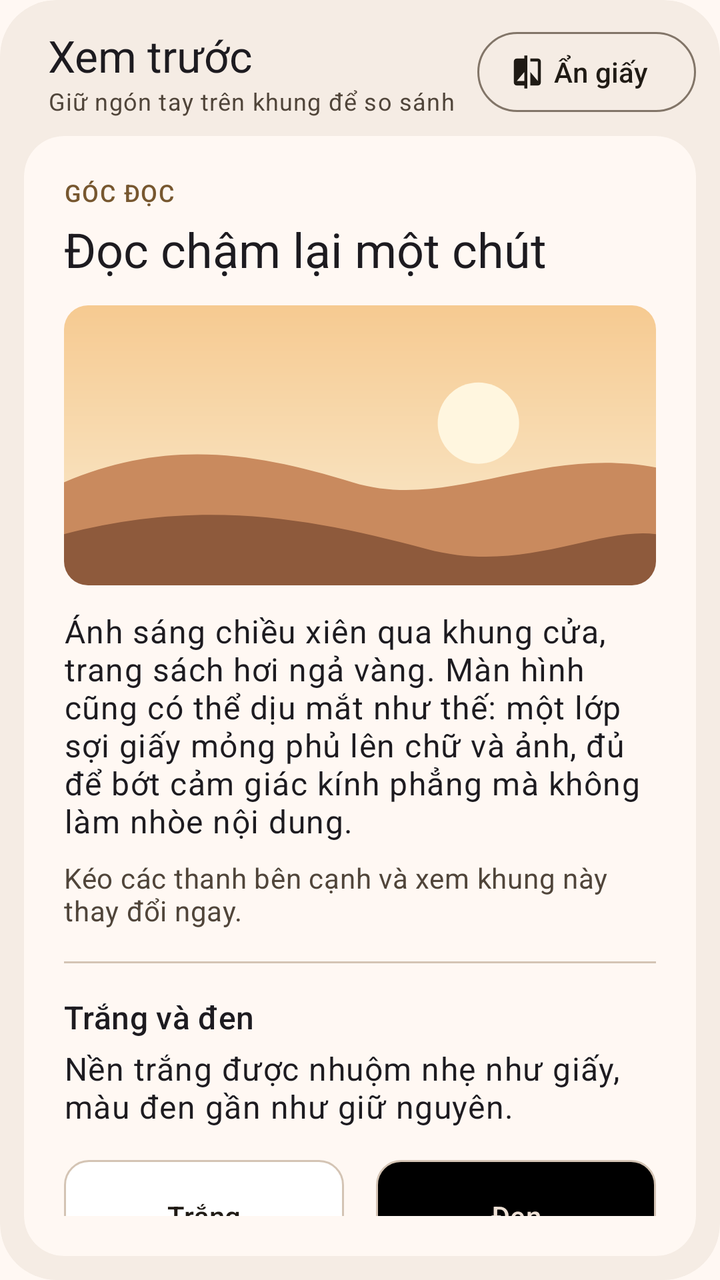
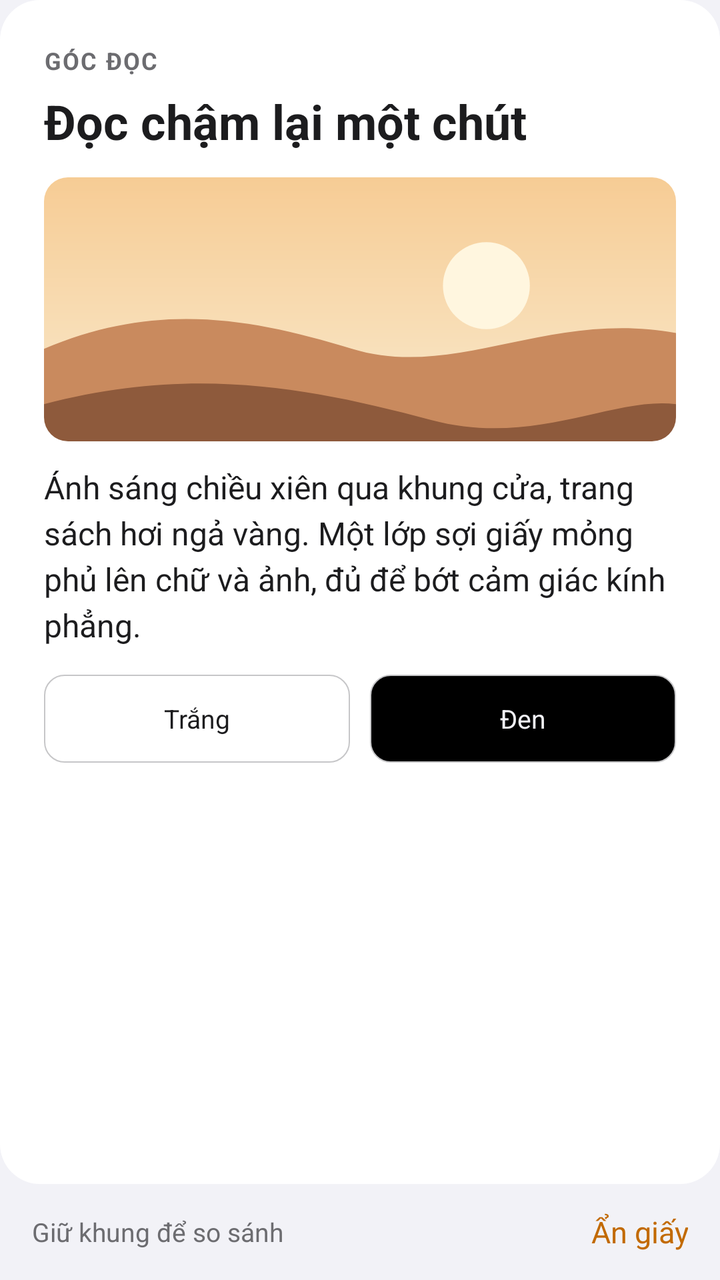

An Android layout rendered at two revisions. The XML below is the earlier revision; the diff shows what the commit changed to produce the second picture.
<!-- AndroidManifest.xml: application theme Theme.PaperScreen -->
<!-- res/layout/section_preview.xml -->
<?xml version="1.0" encoding="utf-8"?>
<com.google.android.material.card.MaterialCardView xmlns:android="http://schemas.android.com/apk/res/android"
    xmlns:app="http://schemas.android.com/apk/res-auto"
    android:id="@+id/preview_card"
    style="@style/Widget.Material3.CardView.Filled"
    android:layout_width="match_parent"
    android:layout_height="match_parent"
    app:cardBackgroundColor="?attr/colorSurfaceContainer"
    app:cardCornerRadius="28dp">

    <LinearLayout
        android:layout_width="match_parent"
        android:layout_height="match_parent"
        android:orientation="vertical"
        android:padding="12dp">

        <LinearLayout
            android:layout_width="match_parent"
            android:layout_height="wrap_content"
            android:gravity="center_vertical"
            android:orientation="horizontal"
            android:paddingStart="12dp"
            android:paddingBottom="8dp">

            <LinearLayout
                android:layout_width="0dp"
                android:layout_height="wrap_content"
                android:layout_weight="1"
                android:orientation="vertical">

                <TextView
                    android:layout_width="match_parent"
                    android:layout_height="wrap_content"
                    android:accessibilityHeading="true"
                    android:text="@string/section_preview"
                    android:textAppearance="?attr/textAppearanceTitleLarge" />

                <TextView
                    android:layout_width="match_parent"
                    android:layout_height="wrap_content"
                    android:text="@string/preview_hint"
                    android:textAppearance="?attr/textAppearanceBodySmall"
                    android:textColor="?attr/colorOnSurfaceVariant" />
            </LinearLayout>

            <com.google.android.material.button.MaterialButton
                android:id="@+id/preview_compare"
                style="@style/Widget.Material3.Button.OutlinedButton.Icon"
                android:layout_width="wrap_content"
                android:layout_height="wrap_content"
                android:checkable="true"
                android:contentDescription="@string/preview_compare_description"
                android:text="@string/preview_compare"
                app:icon="@drawable/ic_compare" />
        </LinearLayout>

        <com.google.android.material.card.MaterialCardView
            style="@style/Widget.Material3.CardView.Filled"
            android:layout_width="match_parent"
            android:layout_height="0dp"
            android:layout_weight="1"
            app:cardBackgroundColor="?attr/colorSurface"
            app:cardCornerRadius="20dp">

            <FrameLayout
                android:id="@+id/preview_frame"
                android:layout_width="match_parent"
                android:layout_height="match_parent">

                <LinearLayout
                    android:layout_width="match_parent"
                    android:layout_height="wrap_content"
                    android:importantForAccessibility="noHideDescendants"
                    android:orientation="vertical"
                    android:padding="20dp">

                    <TextView
                        android:layout_width="wrap_content"
                        android:layout_height="wrap_content"
                        android:text="@string/preview_overline"
                        android:textAllCaps="true"
                        android:textAppearance="?attr/textAppearanceLabelMedium"
                        android:textColor="?attr/colorPrimary" />

                    <TextView
                        android:layout_width="match_parent"
                        android:layout_height="wrap_content"
                        android:layout_marginTop="4dp"
                        android:text="@string/preview_title"
                        android:textAppearance="?attr/textAppearanceHeadlineSmall" />

                    <com.google.android.material.imageview.ShapeableImageView
                        android:layout_width="match_parent"
                        android:layout_height="140dp"
                        android:layout_marginTop="12dp"
                        android:contentDescription="@string/preview_image_description"
                        android:scaleType="centerCrop"
                        android:src="@drawable/preview_photo"
                        app:shapeAppearance="@style/ShapeAppearance.Material3.Corner.Medium" />

                    <TextView
                        android:layout_width="match_parent"
                        android:layout_height="wrap_content"
                        android:layout_marginTop="12dp"
                        android:text="@string/preview_body"
                        android:textAppearance="?attr/textAppearanceBodyLarge" />

                    <TextView
                        android:layout_width="match_parent"
                        android:layout_height="wrap_content"
                        android:layout_marginTop="8dp"
                        android:text="@string/preview_body_2"
                        android:textAppearance="?attr/textAppearanceBodyMedium"
                        android:textColor="?attr/colorOnSurfaceVariant" />

                    <com.google.android.material.divider.MaterialDivider
                        android:layout_width="match_parent"
                        android:layout_height="wrap_content"
                        android:layout_marginTop="16dp" />

                    <TextView
                        android:layout_width="match_parent"
                        android:layout_height="wrap_content"
                        android:layout_marginTop="16dp"
                        android:text="@string/preview_heading_2"
                        android:textAppearance="?attr/textAppearanceTitleMedium" />

                    <TextView
                        android:layout_width="match_parent"
                        android:layout_height="wrap_content"
                        android:layout_marginTop="4dp"
                        android:text="@string/preview_body_3"
                        android:textAppearance="?attr/textAppearanceBodyLarge" />

                    
                    <LinearLayout
                        android:layout_width="match_parent"
                        android:layout_height="56dp"
                        android:layout_marginTop="16dp"
                        android:orientation="horizontal">

                        <TextView
                            android:layout_width="0dp"
                            android:layout_height="match_parent"
                            android:layout_marginEnd="8dp"
                            android:layout_weight="1"
                            android:background="@drawable/preview_swatch_white"
                            android:gravity="center"
                            android:text="@string/preview_white"
                            android:textAppearance="?attr/textAppearanceLabelLarge"
                            android:textColor="#FF201B15" />

                        <TextView
                            android:layout_width="0dp"
                            android:layout_height="match_parent"
                            android:layout_marginStart="8dp"
                            android:layout_weight="1"
                            android:background="@drawable/preview_swatch_black"
                            android:gravity="center"
                            android:text="@string/preview_black"
                            android:textAppearance="?attr/textAppearanceLabelLarge"
                            android:textColor="#FFEDE0D5" />
                    </LinearLayout>
                </LinearLayout>
            </FrameLayout>
        </com.google.android.material.card.MaterialCardView>
    </LinearLayout>
</com.google.android.material.card.MaterialCardView>
<!-- resources referenced by this layout -->
<resources>
  <!-- drawable ic_compare (drawable) -->
  <?xml version="1.0" encoding="utf-8"?>
  <vector xmlns:android="http://schemas.android.com/apk/res/android"
      android:width="24dp"
      android:height="24dp"
      android:tint="?attr/colorControlNormal"
      android:viewportWidth="24"
      android:viewportHeight="24">
      <path
          android:fillColor="@android:color/white"
          android:pathData="M10,3H5c-1.1,0 -2,0.9 -2,2v14c0,1.1 0.9,2 2,2h5v2h2V1h-2v2zM10,18H5l5,-6v6zM19,3h-5v2h5v13l-5,-6v9h5c1.1,0 2,-0.9 2,-2V5c0,-1.1 -0.9,-2 -2,-2z" />
  </vector>
  <!-- drawable preview_swatch_black (drawable) -->
  <?xml version="1.0" encoding="utf-8"?>
  <shape xmlns:android="http://schemas.android.com/apk/res/android"
      android:shape="rectangle">
      <solid android:color="#FF000000" />
      <stroke
          android:width="1dp"
          android:color="?attr/colorOutlineVariant" />
      <corners android:radius="12dp" />
  </shape>
  <!-- drawable preview_swatch_white (drawable) -->
  <?xml version="1.0" encoding="utf-8"?>
  <shape xmlns:android="http://schemas.android.com/apk/res/android"
      android:shape="rectangle">
      <solid android:color="#FFFFFFFF" />
      <stroke
          android:width="1dp"
          android:color="?attr/colorOutlineVariant" />
      <corners android:radius="12dp" />
  </shape>
  <string name="preview_body">Ánh sáng chiều xiên qua khung cửa, trang sách hơi ngả vàng. Màn hình cũng có thể dịu mắt như thế: một lớp sợi giấy mỏng phủ lên chữ và ảnh, đủ để bớt cảm giác kính phẳng mà không làm nhòe nội dung.</string>
  <string name="preview_body_2">Kéo các thanh bên cạnh và xem khung này thay đổi ngay.</string>
  <string name="preview_body_3">Nền trắng được nhuộm nhẹ như giấy, màu đen gần như giữ nguyên.</string>
  <string name="preview_compare_description">Ẩn lớp giấy trong khung xem trước để so sánh</string>
  <string name="preview_heading_2">Trắng và đen</string>
  <string name="preview_hint">Giữ ngón tay trên khung để so sánh</string>
  <string name="preview_image_description">Ảnh mẫu: đồi núi lúc hoàng hôn</string>
  <string name="section_preview">Xem trước</string>
  <style name="Theme.PaperScreen" parent="Theme.Material3.DayNight.NoActionBar">
          <item name="colorPrimary">@color/md_primary</item>
          <item name="colorOnPrimary">@color/md_on_primary</item>
          <item name="colorPrimaryContainer">@color/md_primary_container</item>
          <item name="colorOnPrimaryContainer">@color/md_on_primary_container</item>
          <item name="colorSecondary">@color/md_secondary</item>
          <item name="colorOnSecondary">@color/md_on_secondary</item>
          <item name="colorSecondaryContainer">@color/md_secondary_container</item>
          <item name="colorOnSecondaryContainer">@color/md_on_secondary_container</item>
          <item name="colorTertiary">@color/md_tertiary</item>
          <item name="colorOnTertiary">@color/md_on_tertiary</item>
          <item name="colorTertiaryContainer">@color/md_tertiary_container</item>
          <item name="colorOnTertiaryContainer">@color/md_on_tertiary_container</item>
          <item name="colorError">@color/md_error</item>
          <item name="colorOnError">@color/md_on_error</item>
          <item name="android:colorBackground">@color/md_surface</item>
          <item name="colorOnBackground">@color/md_on_surface</item>
          <item name="colorSurface">@color/md_surface</item>
          <item name="colorOnSurface">@color/md_on_surface</item>
          <item name="colorSurfaceVariant">@color/md_surface_variant</item>
          <item name="colorOnSurfaceVariant">@color/md_on_surface_variant</item>
          <item name="colorOutline">@color/md_outline</item>
          <item name="colorOutlineVariant">@color/md_outline_variant</item>
          <item name="colorSurfaceContainerLowest">@color/md_surface_container_lowest</item>
          <item name="colorSurfaceContainerLow">@color/md_surface_container_low</item>
          <item name="colorSurfaceContainer">@color/md_surface_container</item>
          <item name="colorSurfaceContainerHigh">@color/md_surface_container_high</item>
          <item name="colorSurfaceContainerHighest">@color/md_surface_container_highest</item>
      </style>
  <color name="md_primary">#FF77572F</color>
  <color name="md_on_primary">#FFFFFFFF</color>
  <color name="md_primary_container">#FFFFDDB4</color>
  <color name="md_on_primary_container">#FF2A1800</color>
  <color name="md_secondary">#FF6D5C48</color>
  <color name="md_on_secondary">#FFFFFFFF</color>
  <color name="md_secondary_container">#FFF7DFC5</color>
  <color name="md_on_secondary_container">#FF261A0C</color>
  <color name="md_tertiary">#FF52643F</color>
  <color name="md_on_tertiary">#FFFFFFFF</color>
  <color name="md_tertiary_container">#FFD4EABB</color>
  <color name="md_on_tertiary_container">#FF111F04</color>
  <color name="md_error">#FFBA1A1A</color>
  <color name="md_on_error">#FFFFFFFF</color>
  <color name="md_surface">#FFFFF8F3</color>
  <color name="md_on_surface">#FF201B15</color>
  <color name="md_surface_variant">#FFF0E0D0</color>
  <color name="md_on_surface_variant">#FF50453A</color>
  <color name="md_outline">#FF827568</color>
  <color name="md_outline_variant">#FFD4C4B4</color>
  <color name="md_surface_container_lowest">#FFFFFFFF</color>
  <color name="md_surface_container_low">#FFFBF2EA</color>
  <color name="md_surface_container">#FFF5ECE4</color>
  <color name="md_surface_container_high">#FFEFE6DE</color>
  <color name="md_surface_container_highest">#FFEAE1D9</color>
  <!-- unchanged entries left out for length: 11 -->
</resources>

<!-- the commit's change to res/layout/section_preview.xml (unified diff, before → after) -->
@@ -1,168 +1,120 @@
 <?xml version="1.0" encoding="utf-8"?>
-<com.google.android.material.card.MaterialCardView xmlns:android="http://schemas.android.com/apk/res/android"
+<LinearLayout xmlns:android="http://schemas.android.com/apk/res/android"
     xmlns:app="http://schemas.android.com/apk/res-auto"
-    android:id="@+id/preview_card"
-    style="@style/Widget.Material3.CardView.Filled"
     android:layout_width="match_parent"
     android:layout_height="match_parent"
-    app:cardBackgroundColor="?attr/colorSurfaceContainer"
-    app:cardCornerRadius="28dp">
+    android:orientation="vertical">
 
-    <LinearLayout
+    <FrameLayout
+        android:id="@+id/preview_frame"
         android:layout_width="match_parent"
-        android:layout_height="match_parent"
-        android:orientation="vertical"
-        android:padding="12dp">
+        android:layout_height="0dp"
+        android:layout_weight="1"
+        android:background="@drawable/bg_preview_page"
+        android:outlineProvider="background">
 
         <LinearLayout
             android:layout_width="match_parent"
             android:layout_height="wrap_content"
-            android:gravity="center_vertical"
-            android:orientation="horizontal"
-            android:paddingStart="12dp"
-            android:paddingBottom="8dp">
+            android:importantForAccessibility="noHideDescendants"
+            android:orientation="vertical"
+            android:padding="22dp">
+
+            <TextView
+                android:layout_width="wrap_content"
+                android:layout_height="wrap_content"
+                android:letterSpacing="0.06"
+                android:text="@string/preview_overline"
+                android:textAllCaps="true"
+                android:textColor="@color/preview_text_secondary"
+                android:textSize="12sp"
+                android:textStyle="bold" />
+
+            <TextView
+                android:layout_width="match_parent"
+                android:layout_height="wrap_content"
+                android:layout_marginTop="6dp"
+                android:text="@string/preview_title"
+                android:textColor="@color/preview_text"
+                android:textSize="24sp"
+                android:textStyle="bold" />
+
+            <com.google.android.material.imageview.ShapeableImageView
+                android:layout_width="match_parent"
+                android:layout_height="132dp"
+                android:layout_marginTop="12dp"
+                android:scaleType="centerCrop"
+                android:src="@drawable/preview_photo"
+                app:shapeAppearance="@style/ShapeAppearance.PaperScreen.Photo" />
+
+            <TextView
+                android:layout_width="match_parent"
+                android:layout_height="wrap_content"
+                android:layout_marginTop="12dp"
+                android:lineSpacingExtra="4sp"
+                android:text="@string/preview_body"
+                android:textColor="@color/preview_text"
+                android:textSize="16sp" />
 
             <LinearLayout
-                android:layout_width="0dp"
-                android:layout_height="wrap_content"
-                android:layout_weight="1"
-                android:orientation="vertical">
+                android:layout_width="match_parent"
+                android:layout_height="44dp"
+                android:layout_marginTop="14dp"
+                android:orientation="horizontal">
 
                 <TextView
-                    android:layout_width="match_parent"
-                    android:layout_height="wrap_content"
-                    android:accessibilityHeading="true"
-                    android:text="@string/section_preview"
-                    android:textAppearance="?attr/textAppearanceTitleLarge" />
+                    android:layout_width="0dp"
+                    android:layout_height="match_parent"
+                    android:layout_marginEnd="5dp"
+                    android:layout_weight="1"
+                    android:background="@drawable/preview_swatch_white"
+                    android:gravity="center"
+                    android:text="@string/preview_white"
+                    android:textColor="#FF1C1C1E"
+                    android:textSize="13sp" />
 
                 <TextView
-                    android:layout_width="match_parent"
-                    android:layout_height="wrap_content"
-                    android:text="@string/preview_hint"
-                    android:textAppearance="?attr/textAppearanceBodySmall"
-                    android:textColor="?attr/colorOnSurfaceVariant" />
+                    android:layout_width="0dp"
+                    android:layout_height="match_parent"
+                    android:layout_marginStart="5dp"
+                    android:layout_weight="1"
+                    android:background="@drawable/preview_swatch_black"
+                    android:gravity="center"
+                    android:text="@string/preview_black"
+                    android:textColor="#FFF2F2F7"
+                    android:textSize="13sp" />
             </LinearLayout>
+        </LinearLayout>
+    </FrameLayout>
 
-            <com.google.android.material.button.MaterialButton
-                android:id="@+id/preview_compare"
-                style="@style/Widget.Material3.Button.OutlinedButton.Icon"
-                android:layout_width="wrap_content"
-                android:layout_height="wrap_content"
-                android:checkable="true"
-                android:contentDescription="@string/preview_compare_description"
-                android:text="@string/preview_compare"
-                app:icon="@drawable/ic_compare" />
-        </LinearLayout>
+    <LinearLayout
+        android:layout_width="match_parent"
+        android:layout_height="wrap_content"
+        android:gravity="center_vertical"
+        android:orientation="horizontal"
+        android:paddingStart="16dp"
+        android:paddingEnd="4dp">
 
-        <com.google.android.material.card.MaterialCardView
-            style="@style/Widget.Material3.CardView.Filled"
-            android:layout_width="match_parent"
-            android:layout_height="0dp"
+        <TextView
+            android:layout_width="0dp"
+            android:layout_height="wrap_content"
             android:layout_weight="1"
-            app:cardBackgroundColor="?attr/colorSurface"
-            app:cardCornerRadius="20dp">
+            android:text="@string/preview_hint"
+            android:textColor="@color/ios_secondary_label"
+            android:textSize="13sp" />
 
-            <FrameLayout
-                android:id="@+id/preview_frame"
-                android:layout_width="match_parent"
-                android:layout_height="match_parent">
-
-                <LinearLayout
-                    android:layout_width="match_parent"
-                    android:layout_height="wrap_content"
-                    android:importantForAccessibility="noHideDescendants"
-                    android:orientation="vertical"
-                    android:padding="20dp">
-
-                    <TextView
-                        android:layout_width="wrap_content"
-                        android:layout_height="wrap_content"
-                        android:text="@string/preview_overline"
-                        android:textAllCaps="true"
-                        android:textAppearance="?attr/textAppearanceLabelMedium"
-                        android:textColor="?attr/colorPrimary" />
-
-                    <TextView
-                        android:layout_width="match_parent"
-                        android:layout_height="wrap_content"
-                        android:layout_marginTop="4dp"
-                        android:text="@string/preview_title"
-                        android:textAppearance="?attr/textAppearanceHeadlineSmall" />
-
-                    <com.google.android.material.imageview.ShapeableImageView
-                        android:layout_width="match_parent"
-                        android:layout_height="140dp"
-                        android:layout_marginTop="12dp"
-                        android:contentDescription="@string/preview_image_description"
-                        android:scaleType="centerCrop"
-                        android:src="@drawable/preview_photo"
-                        app:shapeAppearance="@style/ShapeAppearance.Material3.Corner.Medium" />
-
-                    <TextView
-                        android:layout_width="match_parent"
-                        android:layout_height="wrap_content"
-                        android:layout_marginTop="12dp"
-                        android:text="@string/preview_body"
-                        android:textAppearance="?attr/textAppearanceBodyLarge" />
-
-                    <TextView
-                        android:layout_width="match_parent"
-                        android:layout_height="wrap_content"
-                        android:layout_marginTop="8dp"
-                        android:text="@string/preview_body_2"
-                        android:textAppearance="?attr/textAppearanceBodyMedium"
-                        android:textColor="?attr/colorOnSurfaceVariant" />
-
-                    <com.google.android.material.divider.MaterialDivider
-                        android:layout_width="match_parent"
-                        android:layout_height="wrap_content"
-                        android:layout_marginTop="16dp" />
-
-                    <TextView
-                        android:layout_width="match_parent"
-                        android:layout_height="wrap_content"
-                        android:layout_marginTop="16dp"
-                        android:text="@string/preview_heading_2"
-                        android:textAppearance="?attr/textAppearanceTitleMedium" />
-
-                    <TextView
-                        android:layout_width="match_parent"
-                        android:layout_height="wrap_content"
-                        android:layout_marginTop="4dp"
-                        android:text="@string/preview_body_3"
-                        android:textAppearance="?attr/textAppearanceBodyLarge" />
-
-                    
-                    <LinearLayout
-                        android:layout_width="match_parent"
-                        android:layout_height="56dp"
-                        android:layout_marginTop="16dp"
-                        android:orientation="horizontal">
-
-                        <TextView
-                            android:layout_width="0dp"
-                            android:layout_height="match_parent"
-                            android:layout_marginEnd="8dp"
-                            android:layout_weight="1"
-                            android:background="@drawable/preview_swatch_white"
-                            android:gravity="center"
-                            android:text="@string/preview_white"
-                            android:textAppearance="?attr/textAppearanceLabelLarge"
-                            android:textColor="#FF201B15" />
-
-                        <TextView
-                            android:layout_width="0dp"
-                            android:layout_height="match_parent"
-                            android:layout_marginStart="8dp"
-                            android:layout_weight="1"
-                            android:background="@drawable/preview_swatch_black"
-                            android:gravity="center"
-                            android:text="@string/preview_black"
-                            android:textAppearance="?attr/textAppearanceLabelLarge"
-                            android:textColor="#FFEDE0D5" />
-                    </LinearLayout>
-                </LinearLayout>
-            </FrameLayout>
-        </com.google.android.material.card.MaterialCardView>
+        <TextView
+            android:id="@+id/preview_compare"
+            android:layout_width="wrap_content"
+            android:layout_height="wrap_content"
+            android:background="@drawable/bg_row"
+            android:gravity="center"
+            android:minWidth="48dp"
+            android:minHeight="48dp"
+            android:paddingStart="12dp"
+            android:paddingEnd="12dp"
+            android:text="@string/preview_compare"
+            android:textColor="@color/ios_accent"
+            android:textSize="15sp" />
     </LinearLayout>
-</com.google.android.material.card.MaterialCardView>
+</LinearLayout>
<!-- resource entries referenced after the edit -->
@@ -1,26 +1,33 @@
 <!-- resources referenced by this layout -->
 <resources>
-  <!-- drawable ic_compare (drawable) -->
+  <color name="ios_accent">#FFC26A00</color>
+  <color name="ios_secondary_label">#FF6C6C70</color>
+  <color name="preview_text">#FF1C1C1E</color>
+  <color name="preview_text_secondary">#FF6C6C70</color>
+  <!-- drawable bg_preview_page (drawable) -->
   <?xml version="1.0" encoding="utf-8"?>
-  <vector xmlns:android="http://schemas.android.com/apk/res/android"
-      android:width="24dp"
-      android:height="24dp"
-      android:tint="?attr/colorControlNormal"
-      android:viewportWidth="24"
-      android:viewportHeight="24">
-      <path
-          android:fillColor="@android:color/white"
-          android:pathData="M10,3H5c-1.1,0 -2,0.9 -2,2v14c0,1.1 0.9,2 2,2h5v2h2V1h-2v2zM10,18H5l5,-6v6zM19,3h-5v2h5v13l-5,-6v9h5c1.1,0 2,-0.9 2,-2V5c0,-1.1 -0.9,-2 -2,-2z" />
-  </vector>
+  <shape xmlns:android="http://schemas.android.com/apk/res/android"
+      android:shape="rectangle">
+      <solid android:color="@color/preview_page" />
+      <corners android:radius="20dp" />
+  </shape>
+  <!-- drawable bg_row (drawable) -->
+  <?xml version="1.0" encoding="utf-8"?>
+  <ripple xmlns:android="http://schemas.android.com/apk/res/android"
+      android:color="@color/ios_pressed">
+      <item android:id="@android:id/mask">
+          <color android:color="#FFFFFFFF" />
+      </item>
+  </ripple>
   <!-- drawable preview_swatch_black (drawable) -->
   <?xml version="1.0" encoding="utf-8"?>
   <shape xmlns:android="http://schemas.android.com/apk/res/android"
       android:shape="rectangle">
       <solid android:color="#FF000000" />
       <stroke
-          android:width="1dp"
-          android:color="?attr/colorOutlineVariant" />
-      <corners android:radius="12dp" />
+          android:width="0.5dp"
+          android:color="@color/ios_separator" />
+      <corners android:radius="10dp" />
   </shape>
   <!-- drawable preview_swatch_white (drawable) -->
   <?xml version="1.0" encoding="utf-8"?>
@@ -28,72 +35,37 @@
       android:shape="rectangle">
       <solid android:color="#FFFFFFFF" />
       <stroke
-          android:width="1dp"
-          android:color="?attr/colorOutlineVariant" />
-      <corners android:radius="12dp" />
+          android:width="0.5dp"
+          android:color="@color/ios_separator" />
+      <corners android:radius="10dp" />
   </shape>
-  <string name="preview_body">Ánh sáng chiều xiên qua khung cửa, trang sách hơi ngả vàng. Màn hình cũng có thể dịu mắt như thế: một lớp sợi giấy mỏng phủ lên chữ và ảnh, đủ để bớt cảm giác kính phẳng mà không làm nhòe nội dung.</string>
-  <string name="preview_body_2">Kéo các thanh bên cạnh và xem khung này thay đổi ngay.</string>
-  <string name="preview_body_3">Nền trắng được nhuộm nhẹ như giấy, màu đen gần như giữ nguyên.</string>
-  <string name="preview_compare_description">Ẩn lớp giấy trong khung xem trước để so sánh</string>
-  <string name="preview_heading_2">Trắng và đen</string>
-  <string name="preview_hint">Giữ ngón tay trên khung để so sánh</string>
-  <string name="preview_image_description">Ảnh mẫu: đồi núi lúc hoàng hôn</string>
-  <string name="section_preview">Xem trước</string>
+  <string name="preview_body">Ánh sáng chiều xiên qua khung cửa, trang sách hơi ngả vàng. Một lớp sợi giấy mỏng phủ lên chữ và ảnh, đủ để bớt cảm giác kính phẳng.</string>
+  <string name="preview_hint">Giữ khung để so sánh</string>
+  <style name="ShapeAppearance.PaperScreen.Photo" parent="">
+          <item name="cornerFamily">rounded</item>
+          <item name="cornerSize">12dp</item>
+      </style>
   <style name="Theme.PaperScreen" parent="Theme.Material3.DayNight.NoActionBar">
-          <item name="colorPrimary">@color/md_primary</item>
-          <item name="colorOnPrimary">@color/md_on_primary</item>
-          <item name="colorPrimaryContainer">@color/md_primary_container</item>
-          <item name="colorOnPrimaryContainer">@color/md_on_primary_container</item>
-          <item name="colorSecondary">@color/md_secondary</item>
-          <item name="colorOnSecondary">@color/md_on_secondary</item>
-          <item name="colorSecondaryContainer">@color/md_secondary_container</item>
-          <item name="colorOnSecondaryContainer">@color/md_on_secondary_container</item>
-          <item name="colorTertiary">@color/md_tertiary</item>
-          <item name="colorOnTertiary">@color/md_on_tertiary</item>
-          <item name="colorTertiaryContainer">@color/md_tertiary_container</item>
-          <item name="colorOnTertiaryContainer">@color/md_on_tertiary_container</item>
-          <item name="colorError">@color/md_error</item>
-          <item name="colorOnError">@color/md_on_error</item>
-          <item name="android:colorBackground">@color/md_surface</item>
-          <item name="colorOnBackground">@color/md_on_surface</item>
-          <item name="colorSurface">@color/md_surface</item>
-          <item name="colorOnSurface">@color/md_on_surface</item>
-          <item name="colorSurfaceVariant">@color/md_surface_variant</item>
-          <item name="colorOnSurfaceVariant">@color/md_on_surface_variant</item>
-          <item name="colorOutline">@color/md_outline</item>
-          <item name="colorOutlineVariant">@color/md_outline_variant</item>
-          <item name="colorSurfaceContainerLowest">@color/md_surface_container_lowest</item>
-          <item name="colorSurfaceContainerLow">@color/md_surface_container_low</item>
-          <item name="colorSurfaceContainer">@color/md_surface_container</item>
-          <item name="colorSurfaceContainerHigh">@color/md_surface_container_high</item>
-          <item name="colorSurfaceContainerHighest">@color/md_surface_container_highest</item>
+          <item name="colorPrimary">@color/ios_accent</item>
+          <item name="colorOnPrimary">@color/ios_cell</item>
+          <item name="colorSecondary">@color/ios_accent</item>
+          <item name="android:colorBackground">@color/ios_background</item>
+          <item name="colorSurface">@color/ios_cell</item>
+          <item name="colorOnSurface">@color/ios_label</item>
+          <item name="colorOnSurfaceVariant">@color/ios_secondary_label</item>
+          <item name="colorOutline">@color/ios_separator</item>
+          <item name="colorControlHighlight">@color/ios_pressed</item>
+          <item name="android:textColorPrimary">@color/ios_label</item>
+          <item name="android:textColorSecondary">@color/ios_secondary_label</item>
+          <item name="android:windowBackground">@color/ios_background</item>
+          <item name="android:windowLightStatusBar">@bool/light_system_bars</item>
       </style>
-  <color name="md_primary">#FF77572F</color>
-  <color name="md_on_primary">#FFFFFFFF</color>
-  <color name="md_primary_container">#FFFFDDB4</color>
-  <color name="md_on_primary_container">#FF2A1800</color>
-  <color name="md_secondary">#FF6D5C48</color>
-  <color name="md_on_secondary">#FFFFFFFF</color>
-  <color name="md_secondary_container">#FFF7DFC5</color>
-  <color name="md_on_secondary_container">#FF261A0C</color>
-  <color name="md_tertiary">#FF52643F</color>
-  <color name="md_on_tertiary">#FFFFFFFF</color>
-  <color name="md_tertiary_container">#FFD4EABB</color>
-  <color name="md_on_tertiary_container">#FF111F04</color>
-  <color name="md_error">#FFBA1A1A</color>
-  <color name="md_on_error">#FFFFFFFF</color>
-  <color name="md_surface">#FFFFF8F3</color>
-  <color name="md_on_surface">#FF201B15</color>
-  <color name="md_surface_variant">#FFF0E0D0</color>
-  <color name="md_on_surface_variant">#FF50453A</color>
-  <color name="md_outline">#FF827568</color>
-  <color name="md_outline_variant">#FFD4C4B4</color>
-  <color name="md_surface_container_lowest">#FFFFFFFF</color>
-  <color name="md_surface_container_low">#FFFBF2EA</color>
-  <color name="md_surface_container">#FFF5ECE4</color>
-  <color name="md_surface_container_high">#FFEFE6DE</color>
-  <color name="md_surface_container_highest">#FFEAE1D9</color>
+  <color name="preview_page">#FFFFFFFF</color>
+  <color name="ios_pressed">#1F000000</color>
+  <color name="ios_separator">#FFC6C6C8</color>
+  <color name="ios_cell">#FFFFFFFF</color>
+  <color name="ios_background">#FFF2F2F7</color>
+  <color name="ios_label">#FF000000</color>
   <!-- unchanged entries left out for length: 11 -->
 </resources>
 
